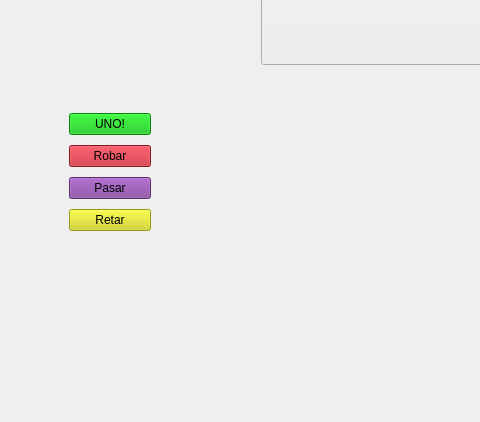
DanielRodriguezCUNOC/Practica-1-1S--2026-EDD, file Practica1-1s-2026-EDD/pantallajuego.ui: the form before one commit; both pictures show x 0 to 480 and y 418 to 840 of the 1168 by 840 pixel window.
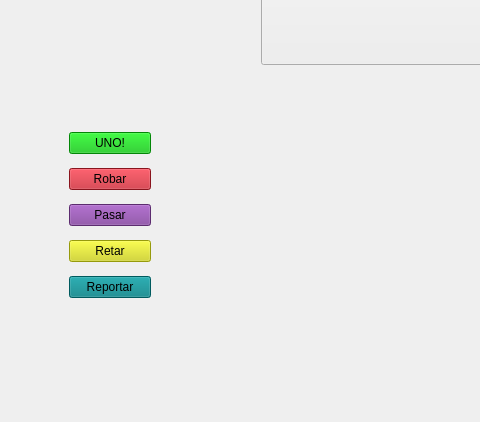
The form after the commit. Custom widgets are drawn as their Qt base class.

```diff
--- a/Practica1-1s-2026-EDD/pantallajuego.ui
+++ b/Practica1-1s-2026-EDD/pantallajuego.ui
@@ -266,10 +266,16 @@
          <layout class="QVBoxLayout" name="verticalLayout">
           <item>
            <widget class="QWidget" name="widget_9" native="true">
-            <property name="maximumSize">
+            <property name="minimumSize">
              <size>
               <width>100</width>
-              <height>150</height>
+              <height>100</height>
+             </size>
+            </property>
+            <property name="maximumSize">
+             <size>
+              <width>200</width>
+              <height>200</height>
              </size>
             </property>
             <layout class="QVBoxLayout" name="verticalLayout_2">
@@ -318,6 +324,17 @@
                </property>
               </widget>
              </item>
+             <item>
+              <widget class="BotonAnimado" name="btnReportar">
+               <property name="styleSheet">
+                <string notr="true">background-color:rgb(0, 126, 131);
+color:Black;</string>
+               </property>
+               <property name="text">
+                <string>Reportar</string>
+               </property>
+              </widget>
+             </item>
             </layout>
            </widget>
           </item>
@@ -326,13 +343,13 @@
             <property name="minimumSize">
              <size>
               <width>100</width>
-              <height>0</height>
+              <height>30</height>
              </size>
             </property>
             <property name="maximumSize">
              <size>
               <width>100</width>
-              <height>16777215</height>
+              <height>50</height>
              </size>
             </property>
            </widget>
```
Left out of the diff: 4 changed lines with no effect on the pictures.
